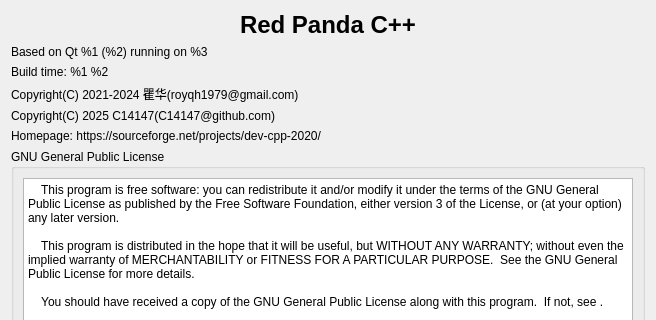
Old version of the form RedPandaIDE/widgets/aboutdialog.ui in the repository C14147/RedPandaIDE; both pictures show x 0 to 656 and y 0 to 320 of the 656 by 537 pixel window.
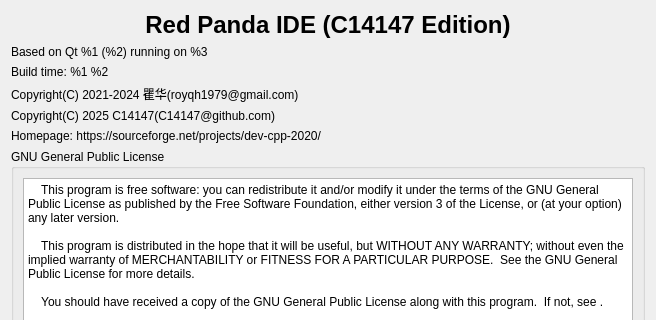
New version of the form.

```diff
--- a/RedPandaIDE/widgets/aboutdialog.ui
+++ b/RedPandaIDE/widgets/aboutdialog.ui
@@ -17,7 +17,7 @@
    <item>
     <widget class="QLabel" name="lblTitle">
      <property name="text">
-      <string>&lt;html&gt;&lt;head/&gt;&lt;body&gt;&lt;h1 style=&quot; margin-top:18px; margin-bottom:12px; margin-left:0px; margin-right:0px; -qt-block-indent:0; text-indent:0px;&quot;&gt;&lt;span style=&quot; font-size:xx-large; font-weight:600;&quot;&gt;Red Panda C++&lt;/span&gt;&lt;/h1&gt;&lt;/body&gt;&lt;/html&gt;</string>
+      <string>&lt;html&gt;&lt;head/&gt;&lt;body&gt;&lt;h1 style=&quot; margin-top:18px; margin-bottom:12px; margin-left:0px; margin-right:0px; -qt-block-indent:0; text-indent:0px;&quot;&gt;&lt;span style=&quot; font-size:xx-large; font-weight:600;&quot;&gt;Red Panda IDE (C14147 Edition)&lt;/span&gt;&lt;/h1&gt;&lt;/body&gt;&lt;/html&gt;</string>
      </property>
      <property name="alignment">
       <set>Qt::AlignmentFlag::AlignCenter</set>
```
